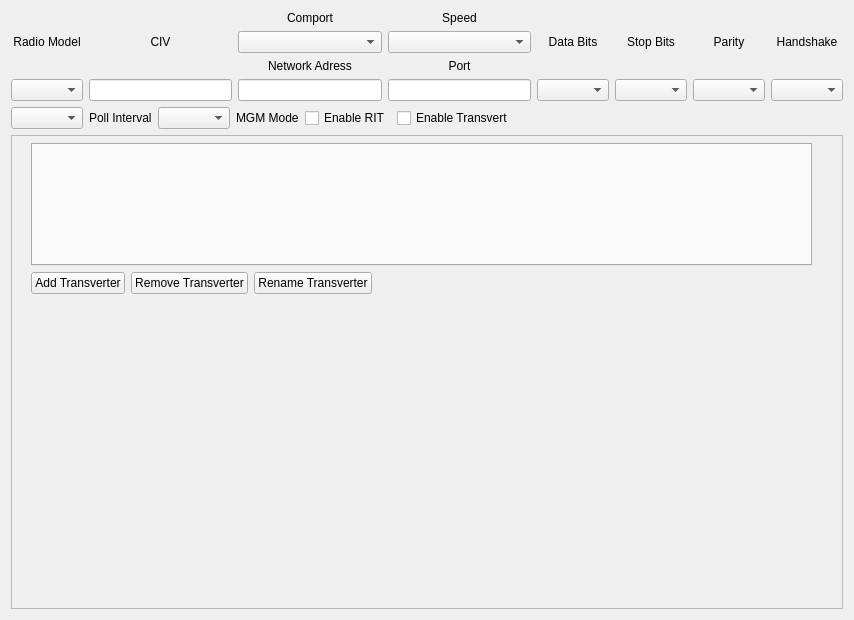
Old version of the form mqt/MqtRigControl/rigsetupform.ui in the repository zsteva/backup-minos2.
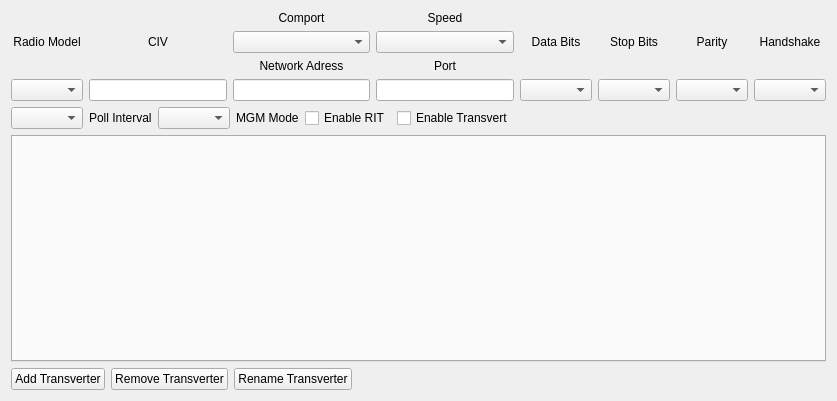
New version of the form. Custom widgets are drawn as their Qt base class.

Commit message: adjust radio setup layout

The edit to the form file:
```diff
--- a/mqt/MqtRigControl/rigsetupform.ui
+++ b/mqt/MqtRigControl/rigsetupform.ui
@@ -6,8 +6,8 @@
    <rect>
     <x>0</x>
     <y>0</y>
-    <width>854</width>
-    <height>620</height>
+    <width>837</width>
+    <height>401</height>
    </rect>
   </property>
   <property name="windowTitle">
@@ -245,22 +245,6 @@
       </layout>
      </item>
      <item>
-      <widget class="QFrame" name="transvertFrame">
-       <property name="frameShape">
-        <enum>QFrame::StyledPanel</enum>
-       </property>
-       <property name="frameShadow">
-        <enum>QFrame::Raised</enum>
-       </property>
-       <widget class="QWidget" name="layoutWidget">
-        <property name="geometry">
-         <rect>
-          <x>20</x>
-          <y>8</y>
-          <width>781</width>
-          <height>151</height>
-         </rect>
-        </property>
         <layout class="QVBoxLayout" name="verticalLayout_2">
          <item>
           <widget class="QLogTabWidget" name="transVertTab">
@@ -308,8 +292,6 @@
           </layout>
          </item>
         </layout>
-       </widget>
-      </widget>
      </item>
     </layout>
    </item>
```
Left out of the diff: 4 changed lines with no effect on the pictures. Lines whose indentation alone changed are shown as unchanged. The commit also changes 1 other file.
